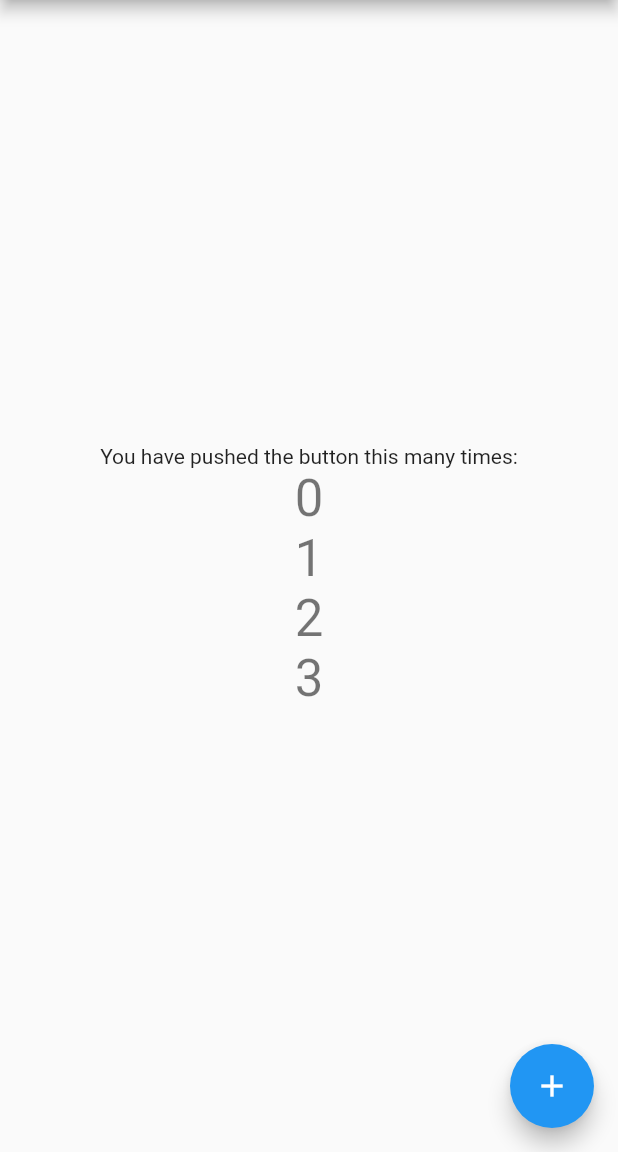
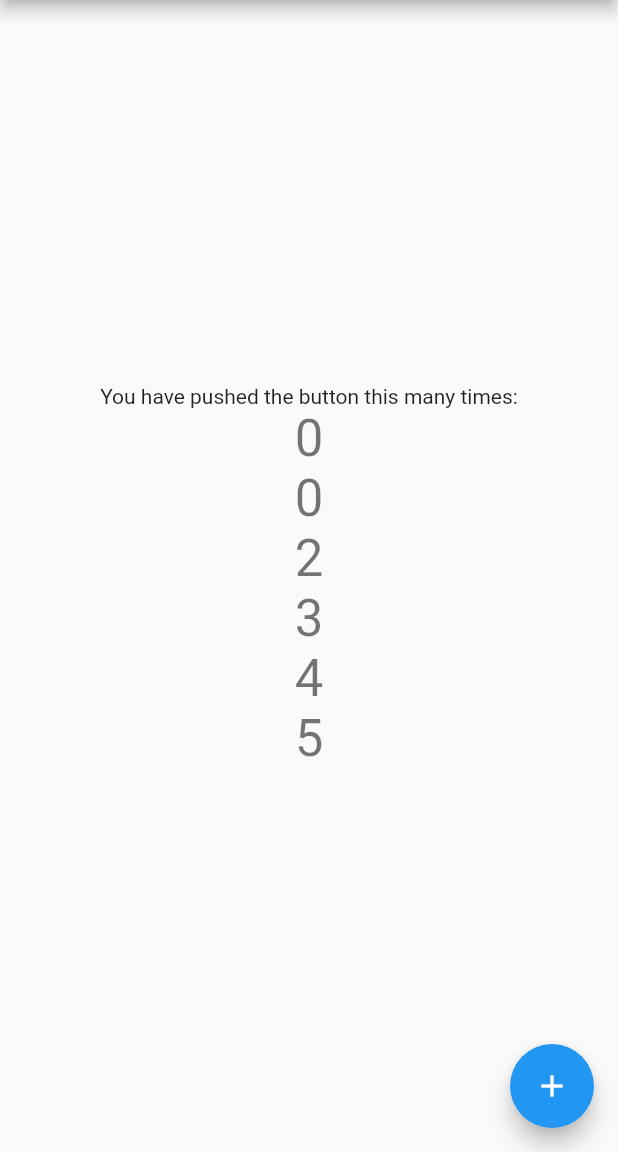
Before and after one commit to ItdaTeam/git_test, a Flutter app: the screen it shows after launch, on a phone screen of 412 x 824 dp, the part 84-1236 px from its top. Run offline on Flutter 3.47's test engine with Material 2 defaults, Android fonts, the phone set to English and light mode, and no system bars.

Commit message:
1을 0으로, 4,5 추가

```diff
--- a/lib/main.dart
+++ b/lib/main.dart
@@ -104,9 +104,11 @@ class _MyHomePageState extends State<MyHomePage> {
             ),
 
 
-            Text('1', style: Theme.of(context).textTheme.headline4,),
+            Text('0', style: Theme.of(context).textTheme.headline4,),
             Text('2', style: Theme.of(context).textTheme.headline4,),
             Text('3', style: Theme.of(context).textTheme.headline4,),
+            Text('4', style: Theme.of(context).textTheme.headline4,),
+            Text('5', style: Theme.of(context).textTheme.headline4,),
           ],
         ),
       ),
```
